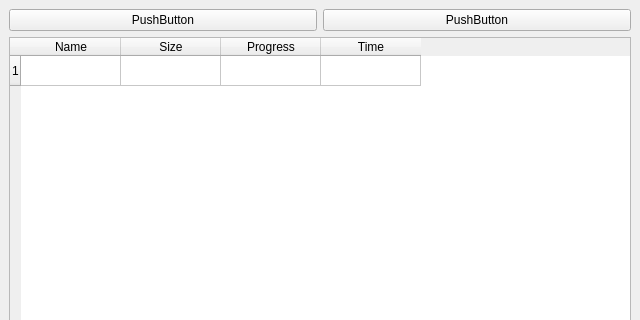
This is src/ui/Downloader.ui in SebastienTr/BadPlayer as Qt 5 draws it before an edit; both pictures show x 0 to 640 and y 0 to 320 of the 640 by 480 pixel window. The edited form follows.
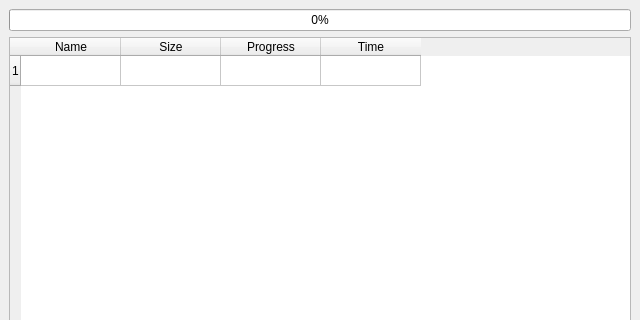
This is the edited form.

The edit to the form file:
```diff
--- a/src/ui/Downloader.ui
+++ b/src/ui/Downloader.ui
@@ -18,22 +18,14 @@
     <item row="0" column="0">
      <layout class="QVBoxLayout" name="verticalLayout">
       <item>
-       <layout class="QHBoxLayout" name="horizontalLayout">
-        <item>
-         <widget class="QPushButton" name="pushButton">
-          <property name="text">
-           <string>PushButton</string>
-          </property>
-         </widget>
+       <layout class="QHBoxLayout" name="horizontalLayout"/>
         </item>
         <item>
-         <widget class="QPushButton" name="pushButton_2">
-          <property name="text">
-           <string>PushButton</string>
-          </property>
-         </widget>
-        </item>
-       </layout>
+       <widget class="QProgressBar" name="pbar">
+        <property name="value">
+         <number>0</number>
+        </property>
+       </widget>
       </item>
       <item>
        <widget class="QTableWidget" name="tableWidget">
```
Lines whose indentation alone changed are shown as unchanged.
